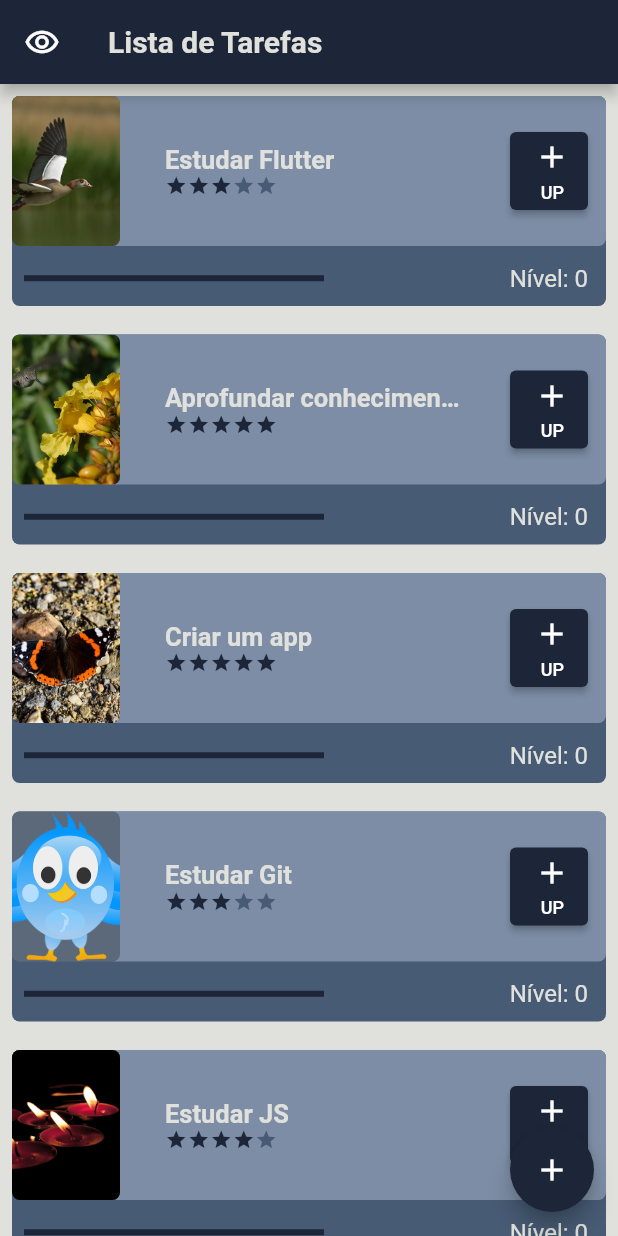
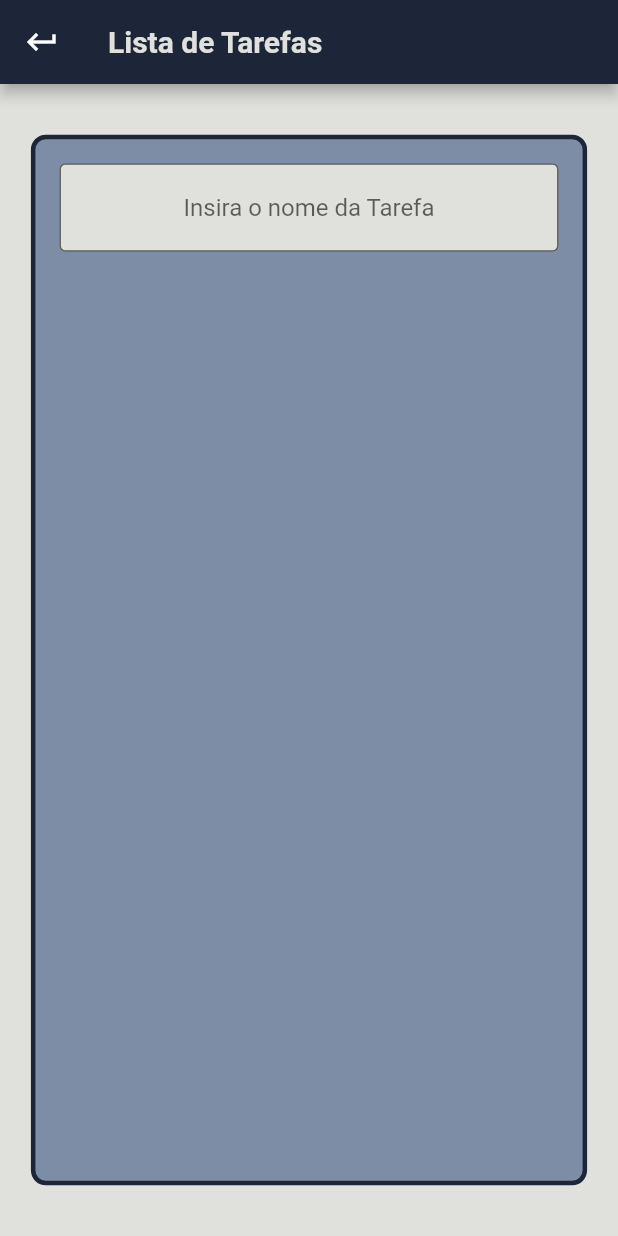
Before and after one commit to fcarrascozzo/Lista-de-Tarefas, a Flutter app: the screen it shows after launch, after a tap on the "add" icon, on a phone screen of 412 x 824 dp. Run offline on Flutter 3.47's test engine with Material 2 defaults, Android fonts, the phone set to English and light mode, and no system bars.

Commit message:
Adicionando tela de nova Tarefa

```diff
--- a/lib/components/tarefas.dart
+++ b/lib/components/tarefas.dart
@@ -85,7 +85,11 @@ class _TarefasState extends State<Tarefas> {
                             setState(() {
                               if (nivel == widget.dificuldadeTarefa * 10) {
                                 ScaffoldMessenger.of(context).showSnackBar(
-                                  SnackBar(content: Text('Você atingiu o nível máximo nesta tarefa')),
+                                  SnackBar(
+                                      content: Text(
+                                          'Você atingiu o nível máximo nesta tarefa'
+                                      ),
+                                  ),
                                 );
                               } else {
                                 nivel++;
--- a/lib/main.dart
+++ b/lib/main.dart
@@ -14,6 +14,9 @@ class MyApp extends StatelessWidget {
       title: 'Lista de Tarefas',
       theme: ThemeData(
         primaryColor: Colors.blue,
+        snackBarTheme: SnackBarThemeData(
+          backgroundColor: Color(0xff1D2538),
+        )
       ),
       home: const TelaInicial()
     );
--- a/lib/screens/tela_inicial.dart
+++ b/lib/screens/tela_inicial.dart
@@ -1,5 +1,6 @@
 import 'package:flutter/material.dart';
 import 'package:flutter_lista_tarefas/components/tarefas.dart';
+import 'package:flutter_lista_tarefas/screens/tela_nova_tarefa.dart';
 
 class TelaInicial extends StatefulWidget {
   const TelaInicial({super.key});
@@ -74,7 +75,12 @@ class _TelaInicialState extends State<TelaInicial> {
       ),
       floatingActionButton: FloatingActionButton(
         backgroundColor: const Color(0xff1D2538),
-        onPressed: () {},
+        onPressed: () {
+          Navigator.push(
+            context,
+            MaterialPageRoute(builder: (context) => NovaTarefa()),
+          );
+        },
         child: Icon(Icons.add),
       ),
     );
--- /dev/null
+++ b/lib/screens/tela_nova_tarefa.dart
@@ -0,0 +1,60 @@
+import 'package:flutter/material.dart';
+
+class NovaTarefa extends StatefulWidget {
+  const NovaTarefa({super.key});
+
+  @override
+  State<NovaTarefa> createState() => _NovaTarefaState();
+}
+
+class _NovaTarefaState extends State<NovaTarefa> {
+  @override
+  Widget build(BuildContext context) {
+    var _windowSize = MediaQuery.of(context).size;
+    return Scaffold(
+      appBar: AppBar(
+        leading: IconButton(
+            onPressed: () {
+              Navigator.pop(context);
+            },
+            icon: Icon(Icons.keyboard_return)),
+        backgroundColor: const Color(0xff1D2538),
+        title: const Text(
+          'Lista de Tarefas',
+          style:
+              TextStyle(color: Color(0xffE0E1DC), fontWeight: FontWeight.bold),
+        ),
+      ),
+      backgroundColor: Color(0xffE0E1DC),
+      body: Center(
+        child: Container(
+          decoration: BoxDecoration(
+              color: Color(0xff7C8DA5),
+              borderRadius: BorderRadius.circular(10),
+              border: Border.all(
+                width: 3,
+                color: Color(0xff1D2538),
+              )),
+          height: _windowSize.height * 0.85,
+          width: _windowSize.width * 0.9,
+          child: Column(
+            children: [
+              Padding(
+                padding: const EdgeInsets.all(16),
+                child: TextFormField(
+                  textAlign: TextAlign.center,
+                  decoration: InputDecoration(
+                    border: OutlineInputBorder(),
+                    hintText: 'Insira o nome da Tarefa',
+                    fillColor: Color(0xffE0E1DC),
+                    filled: true
+                  ),
+                ),
+              )
+            ],
+          ),
+        ),
+      ),
+    );
+  }
+}
```
